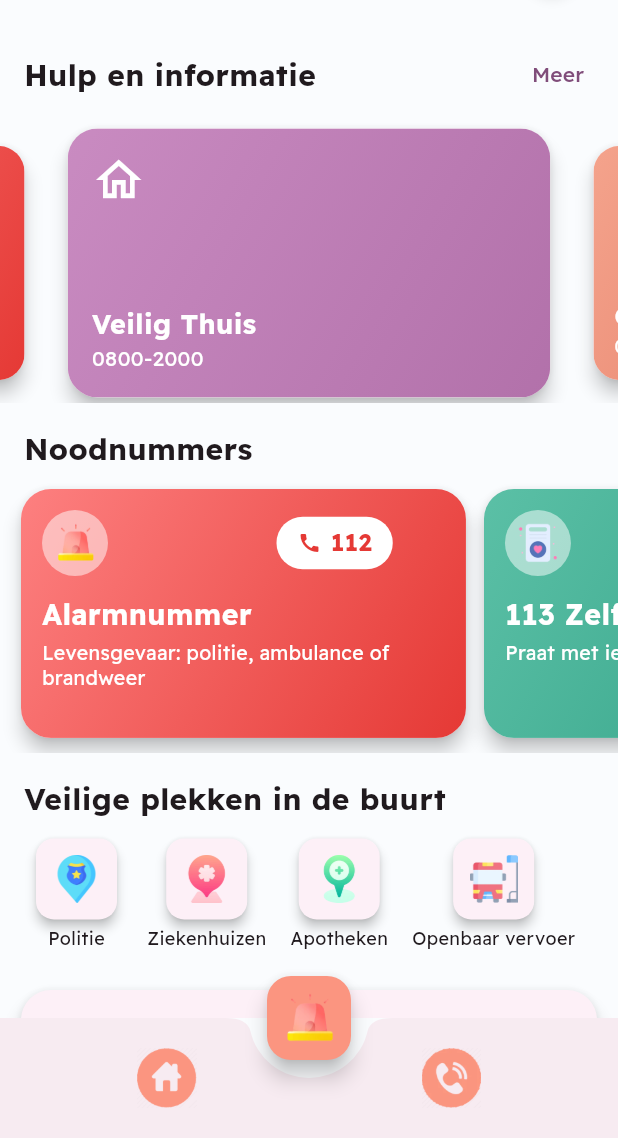
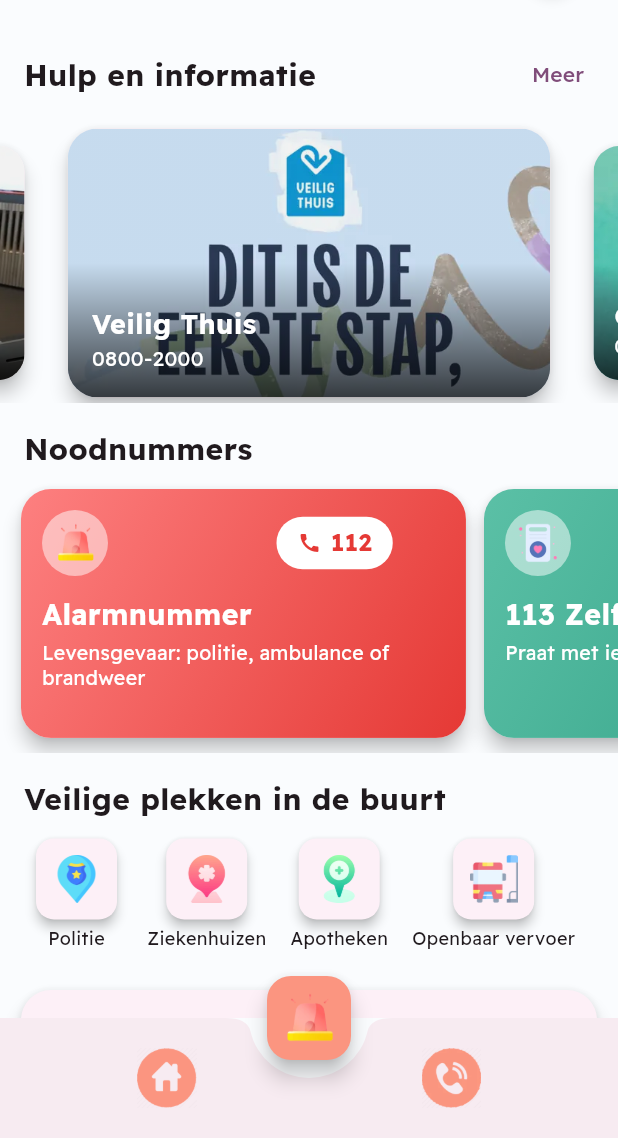
Before and after one commit to adam-bouafia/metjou, a Flutter app: the Dashboard screen opened directly, on a phone screen of 412 x 824 dp, the part 98-1236 px from its top. Run offline on Flutter 3.47's test engine with Material 3 defaults, Android fonts, the phone set to English and light mode, and no system bars; drawn by our look-alikes of carousel_slider; our stand-ins replace flutter_local_notifications, flutter_markdown_plus, flutter_native_contact_picker, flutter_slidable, flutter_spinkit, fluttertoast and 7 more; missing offline and left inert: another_telephony, flutter_phone_direct_caller, shake, workmanager; accounts and stored records are empty.

Commit message:
feat(resources): carousel cards show the organisation's website
Each card uses the site preview as background with a dark gradient so
the title and number stay readable. Credits added to the README.

```diff
--- a/lib/features/resources/data/resources.dart
+++ b/lib/features/resources/data/resources.dart
@@ -9,6 +9,7 @@
     required this.title,
     required this.description,
     required this.url,
+    required this.image,
     this.phone,
   });
 
@@ -17,6 +18,9 @@
   final String title;
   final String description;
   final String url;
+
+  /// Preview of the organisation's website, used as carousel background.
+  final String image;
   final String? phone;
 }
 
@@ -32,6 +36,7 @@
       description: l10n.resVeiligThuisDesc,
       phone: "0800-2000",
       url: "https://veiligthuis.nl/",
+      image: "assets/resources/veilig_thuis.webp",
     ),
     SafetyResource(
       icon: Icons.health_and_safety_outlined,
@@ -40,6 +45,7 @@
       description: l10n.resCsgDesc,
       phone: "0800-0188",
       url: "https://centrumseksueelgeweld.nl/",
+      image: "assets/resources/csg.webp",
     ),
     SafetyResource(
       icon: Icons.volunteer_activism_outlined,
@@ -48,6 +54,7 @@
       description: l10n.resSlachtofferhulpDesc,
       phone: "0900-0101",
       url: "https://www.slachtofferhulp.nl/",
+      image: "assets/resources/slachtofferhulp.webp",
     ),
     SafetyResource(
       icon: Icons.favorite_border,
@@ -56,6 +63,7 @@
       description: l10n.res113Desc,
       phone: "113",
       url: "https://www.113.nl/",
+      image: "assets/resources/113.webp",
     ),
     SafetyResource(
       icon: Icons.diversity_3,
@@ -64,6 +72,7 @@
       description: l10n.resSwitchboardDesc,
       phone: "020-6236565",
       url: "https://switchboard.nl/",
+      image: "assets/resources/switchboard.webp",
     ),
     SafetyResource(
       icon: Icons.local_police_outlined,
@@ -72,6 +81,7 @@
       description: l10n.resAangifteDesc,
       phone: "0900-8844",
       url: "https://www.politie.nl/informatie/ik-wil-aangifte-doen.html",
+      image: "assets/resources/politie.webp",
     ),
     SafetyResource(
       icon: Icons.emergency_outlined,
@@ -79,6 +89,7 @@
       title: l10n.res112Title,
       description: l10n.res112Desc,
       url: "https://www.rijksoverheid.nl/onderwerpen/alarmnummer-112",
+      image: "assets/resources/rijksoverheid.webp",
     ),
   ];
 }
--- a/lib/features/resources/presentation/widgets/safe_carousel.dart
+++ b/lib/features/resources/presentation/widgets/safe_carousel.dart
@@ -30,21 +30,30 @@
                 context,
                 MaterialPageRoute(builder: (_) => ArticleDesc(resource: r)),
               ),
+              child: Ink(
+                decoration: BoxDecoration(
+                  image: DecorationImage(
+                    image: AssetImage(r.image),
+                    fit: BoxFit.cover,
+                  ),
+                ),
                 child: Container(
                   width: double.infinity,
                   padding: const EdgeInsets.all(16),
                   decoration: BoxDecoration(
                     gradient: LinearGradient(
-                    colors: r.colors,
-                    begin: Alignment.topLeft,
-                    end: Alignment.bottomRight,
+                      colors: [
+                        Colors.black.withValues(alpha: 0.75),
+                        Colors.black.withValues(alpha: 0.05),
+                      ],
+                      begin: Alignment.bottomCenter,
+                      end: Alignment.center,
                     ),
                   ),
                   child: Column(
                     crossAxisAlignment: CrossAxisAlignment.start,
+                    mainAxisAlignment: MainAxisAlignment.end,
                     children: [
-                    Icon(r.icon, color: Colors.white, size: 36),
-                    const Spacer(),
                       Text(
                         r.title,
                         style: const TextStyle(
@@ -68,6 +77,7 @@
                 ),
               ),
             ),
+          ),
       ],
     );
   }
--- a/pubspec.yaml
+++ b/pubspec.yaml
@@ -49,6 +49,7 @@
     - assets/icons/
     - assets/legal/
     - assets/onboarding/
+    - assets/resources/
 
   fonts:
     # Readex Pro (SIL OFL 1.1, see assets/fonts/OFL.txt), subset to Latin
```
Also changed, not shown: 1 other file. Lines whose indentation alone changed are shown as unchanged.
